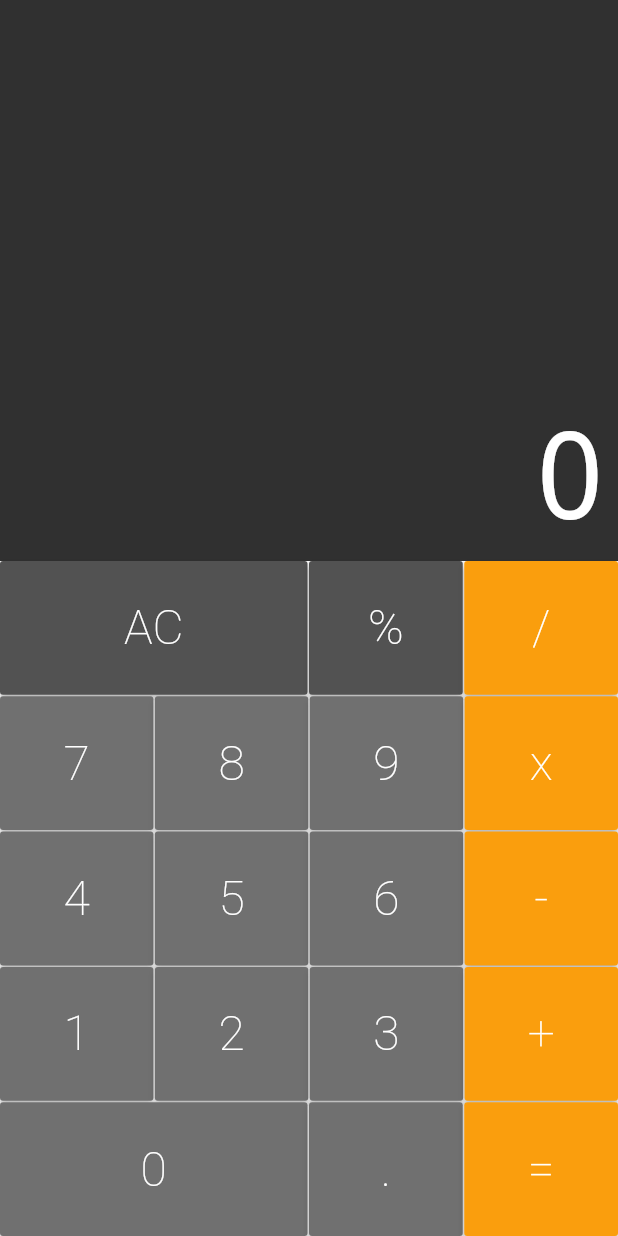
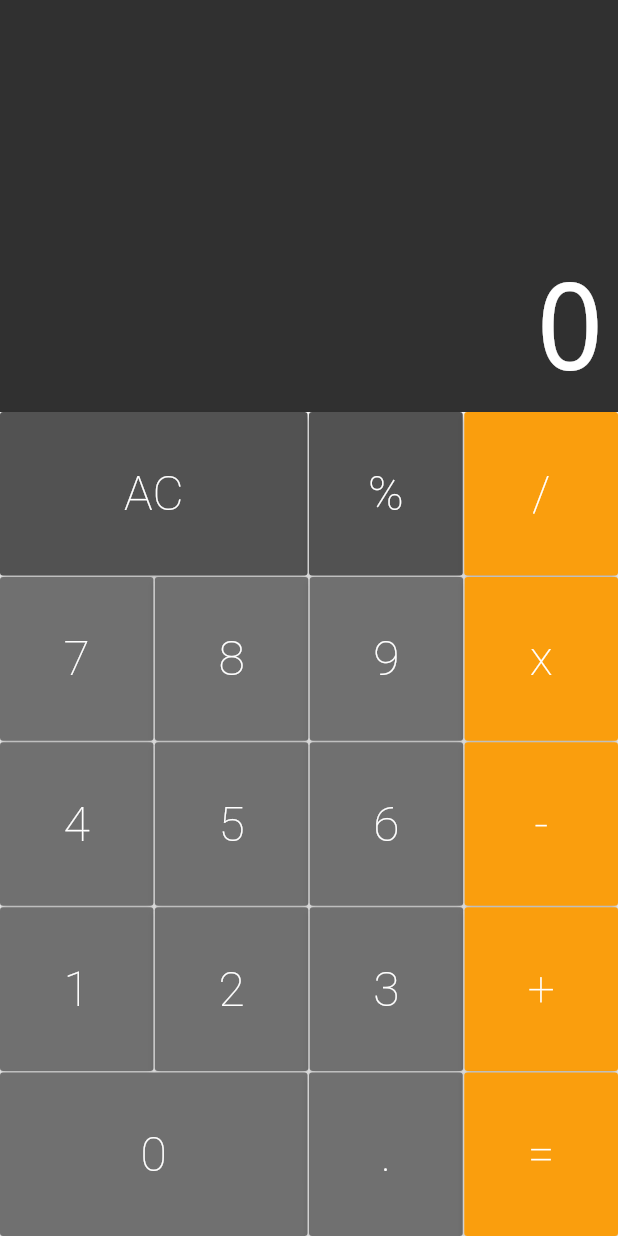
Before and after one commit to nilkesede/calculator-flutter, a Flutter app: the screen it shows after launch, on a phone screen of 412 x 824 dp. Run offline on Flutter 3.47's test engine with Material 2 defaults, Android fonts, the phone set to English and light mode, and no system bars; drawn by our look-alikes of auto_size_text.

Commit message:
Set relative keyboard height

```diff
--- a/lib/components/keyboard.dart
+++ b/lib/components/keyboard.dart
@@ -9,8 +9,8 @@ class Keyboard extends StatelessWidget {
 
   @override
   Widget build(BuildContext context) {
-    return Container(
-      height: 450,
+    return Expanded(
+      flex: 2,
       child: Column(
         children: <Widget>[
           ButtonRow([
```
